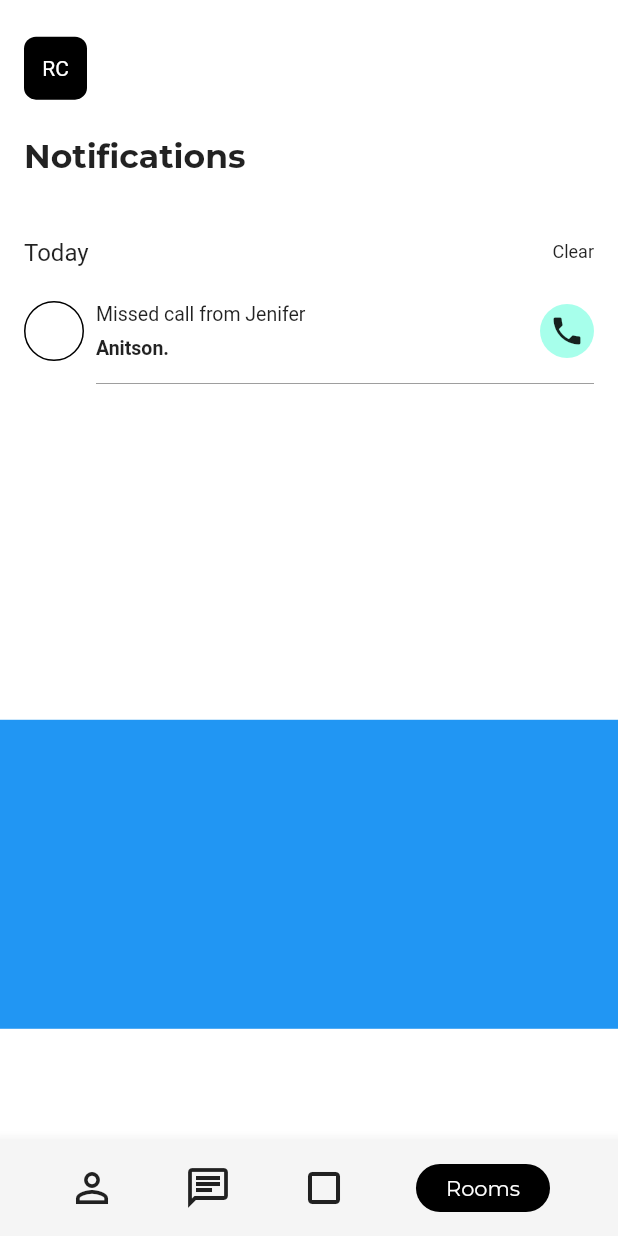
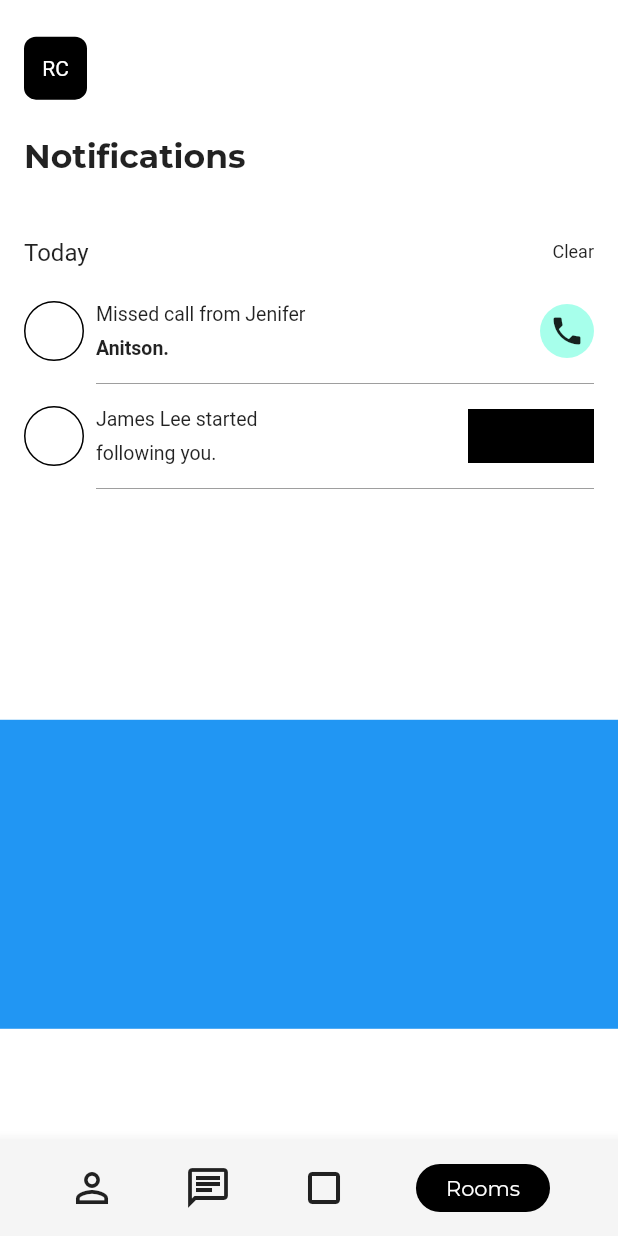
Before and after one commit to JAICHANGPARK/flutter_notebook_8th_story, a Flutter app: the SocialHomePage screen opened by its route, on a phone screen of 412 x 824 dp. Run offline on Flutter 3.47's test engine with Material 2 defaults, Android fonts, the phone set to English and light mode, and no system bars; our stand-ins replace badges, flutter_hooks, google_fonts, hooks_riverpod, state_notifier.

Commit message:
Update social_home_page.dart

```diff
--- a/lib/ep588_social_app/social_home_page.dart
+++ b/lib/ep588_social_app/social_home_page.dart
@@ -128,6 +128,55 @@ class _SocialHomePageState extends State<SocialHomePage> {
                             child: Divider(
                               color: Colors.grey,
                             ),
+                          ),
+                          Row(
+                            children: [
+                              Container(
+                                height: 40,
+                                width: 40,
+                                decoration: BoxDecoration(
+                                    color: Colors.white,
+                                    shape: BoxShape.circle,
+                                    border: Border.all(color: Colors.black)),
+                              ),
+                              Padding(
+                                padding: const EdgeInsets.all(8.0),
+                                child: Column(
+                                  crossAxisAlignment: CrossAxisAlignment.start,
+                                  children: [
+                                    Text(
+                                      "James Lee started",
+                                      style: TextStyle(fontSize: 13),
+                                    ),
+                                    SizedBox(
+                                      height: 8,
+                                    ),
+                                    Text(
+                                      "following you.",
+                                      style: TextStyle(
+                                        fontSize: 13,
+                                      ),
+                                    )
+                                  ],
+                                ),
+                              ),
+                              Spacer(),
+                              Container(
+                                height: 36,
+                                width: 84,
+                                decoration: BoxDecoration(
+                                  color: Colors.black
+
+                                ),
+                                child: Icon(Icons.phone),
+                              )
+                            ],
+                          ),
+                          Padding(
+                            padding: const EdgeInsets.only(left: 48),
+                            child: Divider(
+                              color: Colors.grey,
+                            ),
                           )
                         ],
                       ),
```
